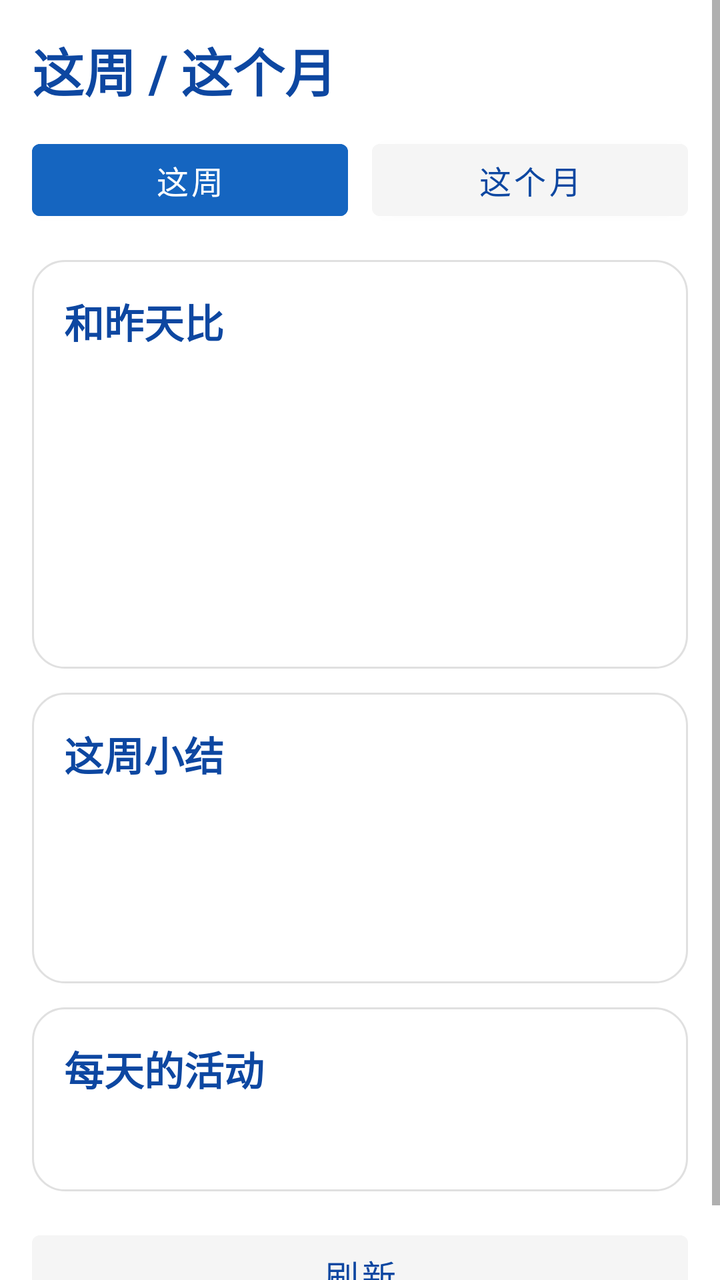
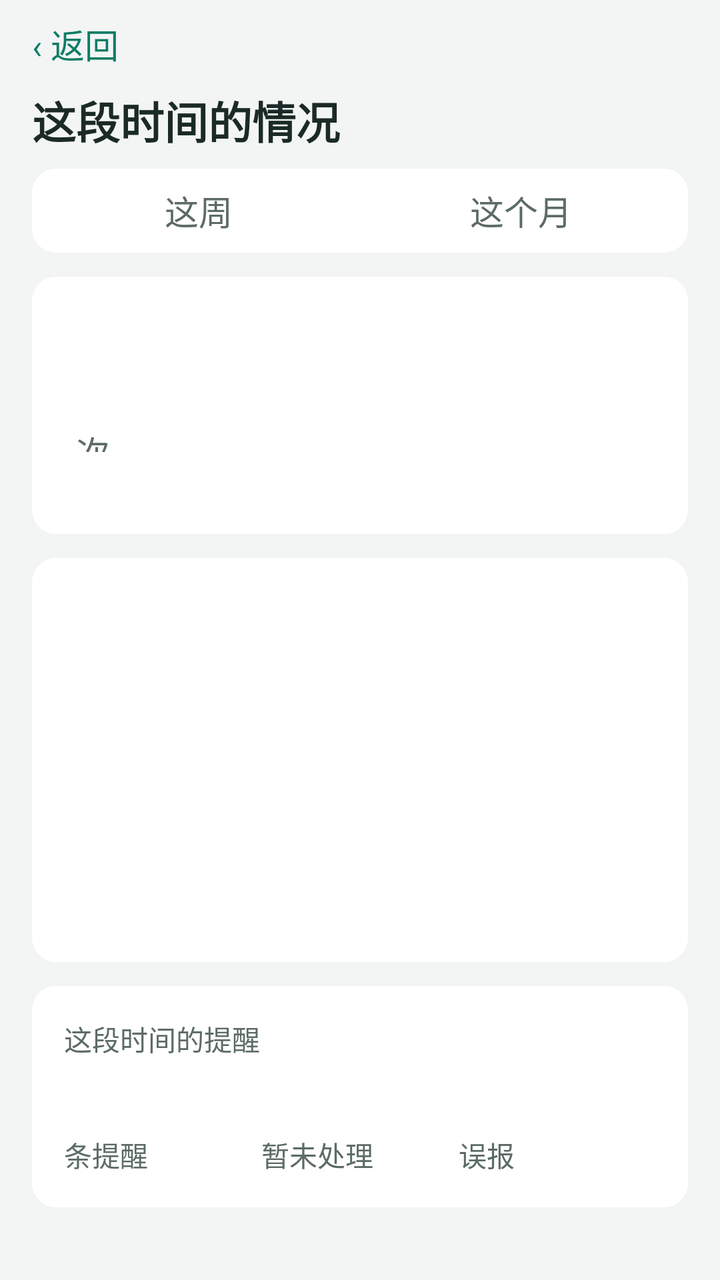

Before-and-after screenshots of an Android layout around one commit, followed by the original layout XML and the change that was made.
<!-- AndroidManifest.xml: application theme Theme.ElderCare.Provision -->
<!-- res/layout/activity_report.xml -->
<?xml version="1.0" encoding="utf-8"?>
<LinearLayout xmlns:android="http://schemas.android.com/apk/res/android"
    android:layout_width="match_parent"
    android:layout_height="match_parent"
    android:orientation="vertical">

    <TextView
        android:id="@+id/tvOfflineBanner"
        android:layout_width="match_parent"
        android:layout_height="wrap_content"
        android:background="@drawable/bg_banner"
        android:padding="10dp"
        android:text="@string/offline_banner"
        android:textColor="@color/warn"
        android:textSize="15sp"
        android:visibility="gone" />

    <ScrollView
        android:layout_width="match_parent"
        android:layout_height="match_parent"
        android:fillViewport="true">

        <LinearLayout
            android:layout_width="match_parent"
            android:layout_height="wrap_content"
            android:orientation="vertical"
            android:padding="16dp">

            <TextView
                android:layout_width="match_parent"
                android:layout_height="wrap_content"
                android:text="@string/title_report"
                android:textColor="@color/brand_dark"
                android:textSize="26sp"
                android:textStyle="bold" />

            <LinearLayout
                android:layout_width="match_parent"
                android:layout_height="wrap_content"
                android:layout_marginTop="12dp"
                android:orientation="horizontal">

                <Button
                    android:id="@+id/btnWeek"
                    android:layout_width="0dp"
                    android:layout_height="48dp"
                    android:layout_weight="1"
                    android:backgroundTint="@color/brand"
                    android:text="@string/action_period_week"
                    android:textSize="16sp" />

                <Button
                    android:id="@+id/btnMonth"
                    android:layout_width="0dp"
                    android:layout_height="48dp"
                    android:layout_marginStart="12dp"
                    android:layout_weight="1"
                    android:backgroundTint="@color/surface_alt"
                    android:text="@string/action_period_month"
                    android:textColor="@color/brand_dark"
                    android:textSize="16sp" />
            </LinearLayout>

            <LinearLayout
                android:layout_width="match_parent"
                android:layout_height="wrap_content"
                android:layout_marginTop="16dp"
                android:background="@drawable/bg_card"
                android:orientation="vertical"
                android:padding="16dp">

                <TextView
                    android:id="@+id/tvCompareTitle"
                    android:layout_width="match_parent"
                    android:layout_height="wrap_content"
                    android:text="@string/label_compare"
                    android:textColor="@color/brand_dark"
                    android:textSize="20sp"
                    android:textStyle="bold" />

                <TextView
                    android:id="@+id/tvCompareRowToday"
                    android:layout_width="match_parent"
                    android:layout_height="wrap_content"
                    android:layout_marginTop="8dp"
                    android:textColor="@color/black"
                    android:textSize="18sp" />

                <TextView
                    android:id="@+id/tvCompareRowYesterday"
                    android:layout_width="match_parent"
                    android:layout_height="wrap_content"
                    android:layout_marginTop="4dp"
                    android:textColor="@color/black"
                    android:textSize="18sp" />

                <TextView
                    android:id="@+id/tvCompareRowDelta"
                    android:layout_width="match_parent"
                    android:layout_height="wrap_content"
                    android:layout_marginTop="4dp"
                    android:textColor="@color/black"
                    android:textSize="18sp" />

                <TextView
                    android:id="@+id/tvCompareNote"
                    android:layout_width="match_parent"
                    android:layout_height="wrap_content"
                    android:layout_marginTop="6dp"
                    android:textColor="@color/muted"
                    android:textSize="16sp" />

                <TextView
                    android:id="@+id/tvCompareHint"
                    android:layout_width="match_parent"
                    android:layout_height="wrap_content"
                    android:layout_marginTop="6dp"
                    android:textColor="@color/warn"
                    android:textSize="15sp" />
            </LinearLayout>

            <LinearLayout
                android:layout_width="match_parent"
                android:layout_height="wrap_content"
                android:layout_marginTop="12dp"
                android:background="@drawable/bg_card"
                android:orientation="vertical"
                android:padding="16dp">

                <TextView
                    android:layout_width="match_parent"
                    android:layout_height="wrap_content"
                    android:text="@string/label_summary"
                    android:textColor="@color/brand_dark"
                    android:textSize="20sp"
                    android:textStyle="bold" />

                <TextView
                    android:id="@+id/tvSummaryActivity"
                    android:layout_width="match_parent"
                    android:layout_height="wrap_content"
                    android:layout_marginTop="8dp"
                    android:textColor="@color/black"
                    android:textSize="17sp" />

                <TextView
                    android:id="@+id/tvSummaryAlerts"
                    android:layout_width="match_parent"
                    android:layout_height="wrap_content"
                    android:layout_marginTop="4dp"
                    android:textColor="@color/black"
                    android:textSize="17sp" />

                <TextView
                    android:id="@+id/tvSummaryEnv"
                    android:layout_width="match_parent"
                    android:layout_height="wrap_content"
                    android:layout_marginTop="4dp"
                    android:textColor="@color/black"
                    android:textSize="17sp" />
            </LinearLayout>

            <LinearLayout
                android:layout_width="match_parent"
                android:layout_height="wrap_content"
                android:layout_marginTop="12dp"
                android:background="@drawable/bg_card"
                android:orientation="vertical"
                android:padding="16dp">

                <TextView
                    android:layout_width="match_parent"
                    android:layout_height="wrap_content"
                    android:text="@string/label_activity"
                    android:textColor="@color/brand_dark"
                    android:textSize="20sp"
                    android:textStyle="bold" />

                <TextView
                    android:id="@+id/tvActivity"
                    android:layout_width="match_parent"
                    android:layout_height="wrap_content"
                    android:layout_marginTop="8dp"
                    android:textColor="@color/black"
                    android:textSize="17sp" />
            </LinearLayout>

            <Button
                android:id="@+id/btnRefresh"
                android:layout_width="match_parent"
                android:layout_height="52dp"
                android:layout_marginTop="16dp"
                android:backgroundTint="@color/surface_alt"
                android:text="@string/action_refresh"
                android:textColor="@color/brand_dark"
                android:textSize="17sp" />
        </LinearLayout>
    </ScrollView>
</LinearLayout>
<!-- resources referenced by this layout -->
<resources>
  <color name="black">#FF000000</color>
  <color name="brand">#1565C0</color>
  <color name="brand_dark">#0D47A1</color>
  <color name="muted">#616161</color>
  <color name="surface_alt">#F5F5F5</color>
  <color name="warn">#EF6C00</color>
  <!-- drawable bg_banner (drawable) -->
  <?xml version="1.0" encoding="utf-8"?>
  <shape xmlns:android="http://schemas.android.com/apk/res/android" android:shape="rectangle">
      <solid android:color="@color/warn_bg" />
  </shape>
  <!-- drawable bg_card (drawable) -->
  <?xml version="1.0" encoding="utf-8"?>
  <shape xmlns:android="http://schemas.android.com/apk/res/android" android:shape="rectangle">
      <solid android:color="@color/white" />
      <stroke android:width="1dp" android:color="#E0E0E0" />
      <corners android:radius="16dp" />
  </shape>
  <string name="action_period_month">这个月</string>
  <string name="action_period_week">这周</string>
  <string name="action_refresh">刷新</string>
  <string name="label_activity">每天的活动</string>
  <string name="label_compare">和昨天比</string>
  <string name="label_summary">这周小结</string>
  <string name="offline_banner">网络不太好，正在重试</string>
  <string name="title_report">这周 / 这个月</string>
  <style name="Theme.ElderCare.Provision" parent="Theme.MaterialComponents.DayNight.NoActionBar">
          <item name="colorPrimary">@color/brand</item>
          <item name="colorPrimaryDark">@color/brand_dark</item>
          <item name="colorAccent">@color/brand</item>
          <item name="android:textSize">16sp</item>
          <item name="android:windowBackground">@color/white</item>
      </style>
  <color name="warn_bg">#FFF3E0</color>
  <color name="white">#FFFFFFFF</color>
</resources>

<!-- the commit's change to res/layout/activity_report.xml (unified diff, before → after) -->
@@ -1,199 +1,308 @@
 <?xml version="1.0" encoding="utf-8"?>
 <LinearLayout xmlns:android="http://schemas.android.com/apk/res/android"
+    xmlns:app="http://schemas.android.com/apk/res-auto"
     android:layout_width="match_parent"
     android:layout_height="match_parent"
+    android:background="@color/page_bg"
     android:orientation="vertical">
 
     <TextView
         android:id="@+id/tvOfflineBanner"
         android:layout_width="match_parent"
         android:layout_height="wrap_content"
-        android:background="@drawable/bg_banner"
-        android:padding="10dp"
-        android:text="@string/offline_banner"
-        android:textColor="@color/warn"
-        android:textSize="15sp"
+        android:background="@color/level1_deep"
+        android:paddingStart="@dimen/page_padding"
+        android:paddingTop="8dp"
+        android:paddingEnd="@dimen/page_padding"
+        android:paddingBottom="8dp"
+        android:textColor="@color/on_accent"
+        android:textSize="@dimen/font_caption"
         android:visibility="gone" />
+
+    <TextView
+        android:id="@+id/tvBack"
+        android:layout_width="match_parent"
+        android:layout_height="@dimen/touch_min"
+        android:background="?attr/selectableItemBackground"
+        android:gravity="center_vertical"
+        android:paddingStart="@dimen/page_padding"
+        android:paddingEnd="@dimen/page_padding"
+        android:text="@string/back_label"
+        android:textColor="@color/color_primary"
+        android:textSize="@dimen/font_body" />
+
+    <TextView
+        android:id="@+id/tvTitle"
+        android:layout_width="match_parent"
+        android:layout_height="wrap_content"
+        android:paddingStart="@dimen/page_padding"
+        android:paddingEnd="@dimen/page_padding"
+        android:paddingBottom="8dp"
+        android:text="@string/title_report"
+        android:textColor="@color/text_primary"
+        android:textSize="@dimen/font_title"
+        android:textStyle="bold" />
 
     <ScrollView
         android:layout_width="match_parent"
-        android:layout_height="match_parent"
+        android:layout_height="0dp"
+        android:layout_weight="1"
         android:fillViewport="true">
 
         <LinearLayout
             android:layout_width="match_parent"
             android:layout_height="wrap_content"
             android:orientation="vertical"
-            android:padding="16dp">
-
-            <TextView
-                android:layout_width="match_parent"
-                android:layout_height="wrap_content"
-                android:text="@string/title_report"
-                android:textColor="@color/brand_dark"
-                android:textSize="26sp"
-                android:textStyle="bold" />
-
+            android:paddingStart="@dimen/page_padding"
+            android:paddingEnd="@dimen/page_padding"
+            android:paddingBottom="@dimen/page_padding">
+
+            
             <LinearLayout
                 android:layout_width="match_parent"
                 android:layout_height="wrap_content"
-                android:layout_marginTop="12dp"
-                android:orientation="horizontal">
-
-                <Button
-                    android:id="@+id/btnWeek"
+                android:background="@drawable/bg_card"
+                android:orientation="horizontal"
+                android:padding="3dp">
+
+                <TextView
+                    android:id="@+id/tabWeek"
                     android:layout_width="0dp"
-                    android:layout_height="48dp"
+                    android:layout_height="36dp"
                     android:layout_weight="1"
-                    android:backgroundTint="@color/brand"
+                    android:gravity="center"
                     android:text="@string/action_period_week"
-                    android:textSize="16sp" />
-
-                <Button
-                    android:id="@+id/btnMonth"
+                    android:textColor="@color/text_secondary"
+                    android:textSize="@dimen/font_body" />
+
+                <TextView
+                    android:id="@+id/tabMonth"
                     android:layout_width="0dp"
-                    android:layout_height="48dp"
-                    android:layout_marginStart="12dp"
+                    android:layout_height="36dp"
                     android:layout_weight="1"
-                    android:backgroundTint="@color/surface_alt"
+                    android:gravity="center"
                     android:text="@string/action_period_month"
-                    android:textColor="@color/brand_dark"
-                    android:textSize="16sp" />
+                    android:textColor="@color/text_secondary"
+                    android:textSize="@dimen/font_body" />
             </LinearLayout>
 
+            
             <LinearLayout
                 android:layout_width="match_parent"
                 android:layout_height="wrap_content"
-                android:layout_marginTop="16dp"
+                android:layout_marginTop="@dimen/card_gap"
                 android:background="@drawable/bg_card"
                 android:orientation="vertical"
-                android:padding="16dp">
-
-                <TextView
-                    android:id="@+id/tvCompareTitle"
-                    android:layout_width="match_parent"
-                    android:layout_height="wrap_content"
-                    android:text="@string/label_compare"
-                    android:textColor="@color/brand_dark"
-                    android:textSize="20sp"
-                    android:textStyle="bold" />
-
-                <TextView
-                    android:id="@+id/tvCompareRowToday"
-                    android:layout_width="match_parent"
-                    android:layout_height="wrap_content"
-                    android:layout_marginTop="8dp"
-                    android:textColor="@color/black"
-                    android:textSize="18sp" />
-
-                <TextView
-                    android:id="@+id/tvCompareRowYesterday"
-                    android:layout_width="match_parent"
-                    android:layout_height="wrap_content"
-                    android:layout_marginTop="4dp"
-                    android:textColor="@color/black"
-                    android:textSize="18sp" />
-
-                <TextView
-                    android:id="@+id/tvCompareRowDelta"
-                    android:layout_width="match_parent"
-                    android:layout_height="wrap_content"
-                    android:layout_marginTop="4dp"
-                    android:textColor="@color/black"
-                    android:textSize="18sp" />
-
-                <TextView
-                    android:id="@+id/tvCompareNote"
+                android:padding="@dimen/card_padding">
+
+                <TextView
+                    android:id="@+id/tvBigLabel"
+                    android:layout_width="match_parent"
+                    android:layout_height="wrap_content"
+                    android:textColor="@color/text_secondary"
+                    android:textSize="@dimen/font_body" />
+
+                <LinearLayout
                     android:layout_width="match_parent"
                     android:layout_height="wrap_content"
                     android:layout_marginTop="6dp"
-                    android:textColor="@color/muted"
-                    android:textSize="16sp" />
-
-                <TextView
-                    android:id="@+id/tvCompareHint"
+                    android:orientation="horizontal">
+
+                    <TextView
+                        android:id="@+id/tvTotal"
+                        android:layout_width="wrap_content"
+                        android:layout_height="wrap_content"
+                        android:textColor="@color/text_primary"
+                        android:textSize="@dimen/font_number_lg"
+                        android:textStyle="bold" />
+
+                    <TextView
+                        android:layout_width="wrap_content"
+                        android:layout_height="wrap_content"
+                        android:layout_marginStart="6dp"
+                        android:layout_marginTop="16dp"
+                        android:text="@string/unit_times"
+                        android:textColor="@color/text_secondary"
+                        android:textSize="@dimen/font_body" />
+                </LinearLayout>
+
+                <TextView
+                    android:id="@+id/tvCompare"
                     android:layout_width="match_parent"
                     android:layout_height="wrap_content"
                     android:layout_marginTop="6dp"
-                    android:textColor="@color/warn"
-                    android:textSize="15sp" />
+                    android:textColor="@color/text_secondary"
+                    android:textSize="@dimen/font_caption" />
             </LinearLayout>
 
+            
             <LinearLayout
                 android:layout_width="match_parent"
                 android:layout_height="wrap_content"
-                android:layout_marginTop="12dp"
+                android:layout_marginTop="@dimen/card_gap"
                 android:background="@drawable/bg_card"
                 android:orientation="vertical"
-                android:padding="16dp">
-
-                <TextView
-                    android:layout_width="match_parent"
-                    android:layout_height="wrap_content"
-                    android:text="@string/label_summary"
-                    android:textColor="@color/brand_dark"
-                    android:textSize="20sp"
-                    android:textStyle="bold" />
-
-                <TextView
-                    android:id="@+id/tvSummaryActivity"
-                    android:layout_width="match_parent"
-                    android:layout_height="wrap_content"
+                android:padding="@dimen/card_padding">
+
+                <TextView
+                    android:id="@+id/tvDailyLabel"
+                    android:layout_width="match_parent"
+                    android:layout_height="wrap_content"
+                    android:textColor="@color/text_secondary"
+                    android:textSize="@dimen/font_caption" />
+
+                <LinearLayout
+                    android:id="@+id/containerBars"
+                    android:layout_width="match_parent"
+                    android:layout_height="120dp"
                     android:layout_marginTop="8dp"
-                    android:textColor="@color/black"
-                    android:textSize="17sp" />
-
-                <TextView
-                    android:id="@+id/tvSummaryAlerts"
+                    android:gravity="bottom"
+                    android:orientation="horizontal" />
+
+                <LinearLayout
                     android:layout_width="match_parent"
                     android:layout_height="wrap_content"
                     android:layout_marginTop="4dp"
-                    android:textColor="@color/black"
-                    android:textSize="17sp" />
-
-                <TextView
-                    android:id="@+id/tvSummaryEnv"
-                    android:layout_width="match_parent"
-                    android:layout_height="wrap_content"
-                    android:layout_marginTop="4dp"
-                    android:textColor="@color/black"
-                    android:textSize="17sp" />
+                    android:orientation="horizontal">
+
+                    <TextView
+                        android:id="@+id/tvBarFirst"
+                        android:layout_width="wrap_content"
+                        android:layout_height="wrap_content"
+                        android:textColor="@color/text_hint"
+                        android:textSize="@dimen/font_caption" />
+
+                    <TextView
+                        android:id="@+id/tvBarLast"
+                        android:layout_width="0dp"
+                        android:layout_height="wrap_content"
+                        android:layout_weight="1"
+                        android:gravity="end"
+                        android:textColor="@color/text_hint"
+                        android:textSize="@dimen/font_caption" />
+                </LinearLayout>
             </LinearLayout>
 
+            
             <LinearLayout
                 android:layout_width="match_parent"
                 android:layout_height="wrap_content"
-                android:layout_marginTop="12dp"
+                android:layout_marginTop="@dimen/card_gap"
                 android:background="@drawable/bg_card"
                 android:orientation="vertical"
-                android:padding="16dp">
-
-                <TextView
-                    android:layout_width="match_parent"
-                    android:layout_height="wrap_content"
-                    android:text="@string/label_activity"
-                    android:textColor="@color/brand_dark"
-                    android:textSize="20sp"
-                    android:textStyle="bold" />
-
-                <TextView
-                    android:id="@+id/tvActivity"
+                android:padding="@dimen/card_padding">
+
+                <TextView
+                    android:layout_width="match_parent"
+                    android:layout_height="wrap_content"
+                    android:text="@string/report_alerts_title"
+                    android:textColor="@color/text_secondary"
+                    android:textSize="@dimen/font_caption" />
+
+                <LinearLayout
                     android:layout_width="match_parent"
                     android:layout_height="wrap_content"
                     android:layout_marginTop="8dp"
-                    android:textColor="@color/black"
-                    android:textSize="17sp" />
+                    android:orientation="horizontal">
+
+                    <LinearLayout
+                        android:layout_width="0dp"
+                        android:layout_height="wrap_content"
+                        android:layout_weight="1"
+                        android:orientation="vertical">
+
+                        <TextView
+                            android:id="@+id/tvAlertTotal"
+                            android:layout_width="wrap_content"
+                            android:layout_height="wrap_content"
+                            android:textColor="@color/text_primary"
+                            android:textSize="@dimen/font_number_md" />
+
+                        <TextView
+                            android:layout_width="wrap_content"
+                            android:layout_height="wrap_content"
+                            android:text="@string/report_alert_unit"
+                            android:textColor="@color/text_secondary"
+                            android:textSize="@dimen/font_caption" />
+                    </LinearLayout>
+
+                    <LinearLayout
+                        android:layout_width="0dp"
+                        android:layout_height="wrap_content"
+                        android:layout_weight="1"
+                        android:orientation="vertical">
+
+                        <TextView
+                            android:id="@+id/tvAlertPending"
+                            android:layout_width="wrap_content"
+                            android:layout_height="wrap_content"
+                            android:textColor="@color/text_primary"
+                            android:textSize="@dimen/font_number_md" />
+
+                        <TextView
+                            android:layout_width="wrap_content"
+                            android:layout_height="wrap_content"
+                            android:text="@string/alert_pending"
+                            android:textColor="@color/text_secondary"
+                            android:textSize="@dimen/font_caption" />
+                    </LinearLayout>
+
+                    <LinearLayout
+                        android:layout_width="0dp"
+                        android:layout_height="wrap_content"
+                        android:layout_weight="1"
+                        android:orientation="vertical">
+
+                        <TextView
+                            android:id="@+id/tvAlertFalse"
+                            android:layout_width="wrap_content"
+                            android:layout_height="wrap_content"
+                            android:textColor="@color/text_primary"
+                            android:textSize="@dimen/font_number_md" />
+
+                        <TextView
+                            android:layout_width="wrap_content"
+                            android:layout_height="wrap_content"
+                            android:text="@string/report_false_alarm"
+                            android:textColor="@color/text_secondary"
+                            android:textSize="@dimen/font_caption" />
+                    </LinearLayout>
+                </LinearLayout>
+
+                <TextView
+                    android:id="@+id/tvComparePrev"
+                    android:layout_width="match_parent"
+                    android:layout_height="wrap_content"
+                    android:layout_marginTop="8dp"
+                    android:textColor="@color/text_hint"
+                    android:textSize="@dimen/font_caption"
+                    android:visibility="gone" />
             </LinearLayout>
 
-            <Button
-                android:id="@+id/btnRefresh"
-                android:layout_width="match_parent"
-                android:layout_height="52dp"
-                android:layout_marginTop="16dp"
-                android:backgroundTint="@color/surface_alt"
-                android:text="@string/action_refresh"
-                android:textColor="@color/brand_dark"
-                android:textSize="17sp" />
+            <TextView
+                android:id="@+id/tvState"
+                android:layout_width="match_parent"
+                android:layout_height="wrap_content"
+                android:layout_marginTop="@dimen/card_gap"
+                android:gravity="center"
+                android:textColor="@color/text_secondary"
+                android:textSize="@dimen/font_caption"
+                android:visibility="gone" />
+
+            <com.google.android.material.button.MaterialButton
+                android:id="@+id/btnRetry"
+                style="@style/Widget.MaterialComponents.Button.OutlinedButton"
+                android:layout_width="match_parent"
+                android:layout_height="@dimen/btn_height"
+                android:layout_marginTop="@dimen/card_gap"
+                android:text="@string/action_retry"
+                android:textAllCaps="false"
+                android:textColor="@color/color_primary"
+                android:textSize="@dimen/font_body"
+                android:visibility="gone"
+                app:cornerRadius="@dimen/btn_radius"
+                app:strokeColor="@color/color_primary"
+                app:strokeWidth="1dp" />
         </LinearLayout>
     </ScrollView>
 </LinearLayout>
<!-- resource entries referenced after the edit -->
@@ -1,39 +1,49 @@
 <!-- resources referenced by this layout -->
 <resources>
-  <color name="black">#FF000000</color>
-  <color name="brand">#1565C0</color>
-  <color name="brand_dark">#0D47A1</color>
-  <color name="muted">#616161</color>
-  <color name="surface_alt">#F5F5F5</color>
-  <color name="warn">#EF6C00</color>
-  <!-- drawable bg_banner (drawable) -->
-  <?xml version="1.0" encoding="utf-8"?>
-  <shape xmlns:android="http://schemas.android.com/apk/res/android" android:shape="rectangle">
-      <solid android:color="@color/warn_bg" />
-  </shape>
+  <color name="color_primary">#0E7C66</color>
+  <color name="level1_deep">#8A5A00</color>
+  <color name="on_accent">#FFFFFF</color>
+  <color name="page_bg">#F2F5F4</color>
+  <color name="text_hint">#6E7C77</color>
+  <color name="text_primary">#1B2A26</color>
+  <color name="text_secondary">#5C6B66</color>
+  <dimen name="btn_height">48dp</dimen>
+  <dimen name="btn_radius">8dp</dimen>
+  <dimen name="card_gap">12dp</dimen>
+  <dimen name="card_padding">16dp</dimen>
+  <dimen name="font_body">17sp</dimen>
+  <dimen name="font_caption">14sp</dimen>
+  <dimen name="font_number_lg">32sp</dimen>
+  <dimen name="font_number_md">22sp</dimen>
+  <dimen name="font_title">22sp</dimen>
+  <dimen name="page_padding">16dp</dimen>
+  <dimen name="touch_min">44dp</dimen>
+  <color name="brand">#0E7C66</color>
+  <color name="brand_dark">#1B2A26</color>
   <!-- drawable bg_card (drawable) -->
   <?xml version="1.0" encoding="utf-8"?>
   <shape xmlns:android="http://schemas.android.com/apk/res/android" android:shape="rectangle">
-      <solid android:color="@color/white" />
-      <stroke android:width="1dp" android:color="#E0E0E0" />
-      <corners android:radius="16dp" />
+      <solid android:color="@color/color_surface" />
+      <corners android:radius="@dimen/card_radius" />
   </shape>
   <string name="action_period_month">这个月</string>
   <string name="action_period_week">这周</string>
-  <string name="action_refresh">刷新</string>
-  <string name="label_activity">每天的活动</string>
-  <string name="label_compare">和昨天比</string>
-  <string name="label_summary">这周小结</string>
-  <string name="offline_banner">网络不太好，正在重试</string>
-  <string name="title_report">这周 / 这个月</string>
+  <string name="action_retry">再试一次</string>
+  <string name="alert_pending">暂未处理</string>
+  <string name="back_label">‹ 返回</string>
+  <string name="report_alert_unit">条提醒</string>
+  <string name="report_alerts_title">这段时间的提醒</string>
+  <string name="report_false_alarm">误报</string>
+  <string name="title_report">这段时间的情况</string>
+  <string name="unit_times">次</string>
   <style name="Theme.ElderCare.Provision" parent="Theme.MaterialComponents.DayNight.NoActionBar">
-          <item name="colorPrimary">@color/brand</item>
+          <item name="colorPrimary">@color/color_primary</item>
           <item name="colorPrimaryDark">@color/brand_dark</item>
           <item name="colorAccent">@color/brand</item>
           <item name="android:textSize">16sp</item>
-          <item name="android:windowBackground">@color/white</item>
+          <item name="android:windowBackground">@color/page_bg</item>
       </style>
-  <color name="warn_bg">#FFF3E0</color>
-  <color name="white">#FFFFFFFF</color>
+  <color name="color_surface">#FFFFFF</color>
+  <dimen name="card_radius">12dp</dimen>
 </resources>
 
